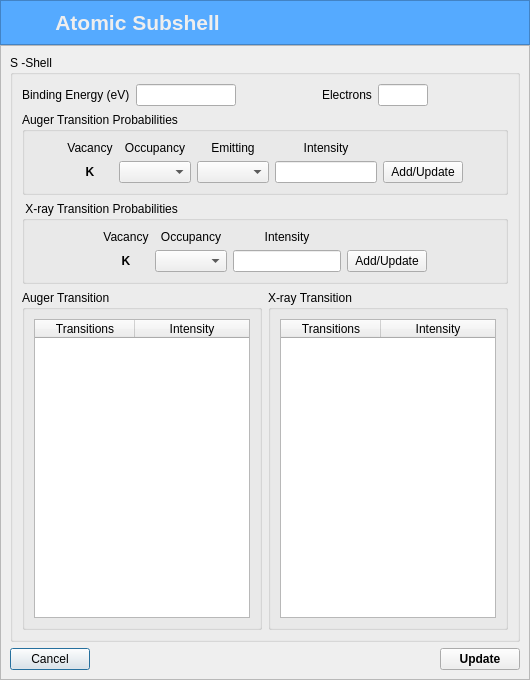
Before: the Qt Designer form UI/DEC/atomicsubshelldialog.ui in ziemastz/DES_v2, drawn with Qt 5.
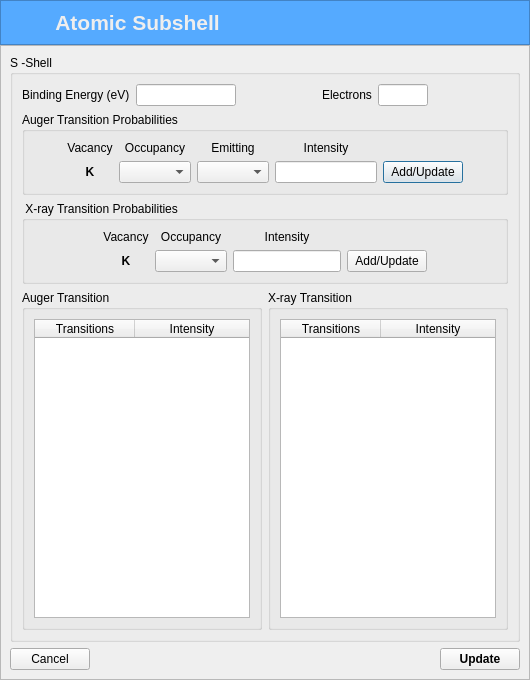
After: the same form once the commit is applied. Icons and pictures are not drawn.

Patch:
```diff
--- a/UI/DEC/atomicsubshelldialog.ui
+++ b/UI/DEC/atomicsubshelldialog.ui
@@ -276,7 +276,7 @@
                  <string>Add/Update</string>
                 </property>
                 <property name="autoDefault">
-                 <bool>false</bool>
+                 <bool>true</bool>
                 </property>
                </widget>
               </item>
@@ -489,6 +489,9 @@
            <iconset resource="resources.qrc">
             <normaloff>:/Images/cancel.png</normaloff>:/Images/cancel.png</iconset>
           </property>
+          <property name="autoDefault">
+           <bool>false</bool>
+          </property>
          </widget>
         </item>
         <item>
```
Left out of the diff: 5 changed lines with no effect on the pictures.
